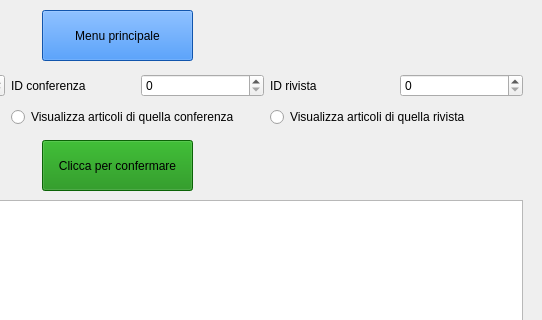
First picture: the form in mainwindow.ui, repository FranckRedery/PROGETTO_PO, before the edit; both pictures show x 258 to 800 and y 0 to 320 of the 800 by 600 pixel window.
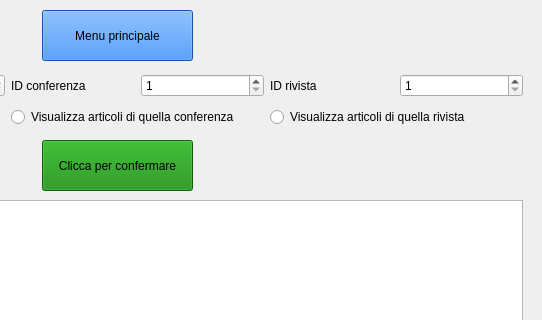
Second picture: the form after the edit. The open tabs and pages were chosen to show the change.

Patch:
```diff
--- a/mainwindow.ui
+++ b/mainwindow.ui
@@ -895,7 +895,14 @@
           </widget>
          </item>
          <item row="0" column="1">
-          <widget class="QSpinBox" name="SEZIONE_B_ID_CONFERENZA"/>
+          <widget class="QSpinBox" name="SEZIONE_B_ID_CONFERENZA">
+           <property name="minimum">
+            <number>1</number>
+           </property>
+           <property name="maximum">
+            <number>9999</number>
+           </property>
+          </widget>
          </item>
         </layout>
        </item>
@@ -909,7 +916,14 @@
           </widget>
          </item>
          <item row="0" column="1">
-          <widget class="QSpinBox" name="SEZIONE_B_ID_RIVISTA"/>
+          <widget class="QSpinBox" name="SEZIONE_B_ID_RIVISTA">
+           <property name="minimum">
+            <number>1</number>
+           </property>
+           <property name="maximum">
+            <number>9999</number>
+           </property>
+          </widget>
          </item>
         </layout>
        </item>
```
Left out of the diff: 33 changed lines with no effect on the pictures.
